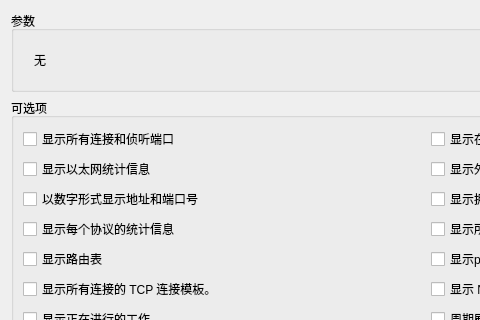
Above: src/EasyCmd/CmdEditors/NetStatCmdEditor.ui from doasyourself/EasyCmd before the change; both pictures show x 0 to 480 and y 0 to 320 of the 855 by 522 pixel window. Below: the same form after it.
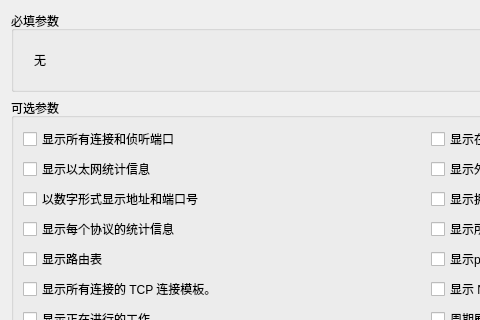
That is the form after the change.

Commit message: 修改编辑器界面， 1) 编辑器不可使用对话框，否则会频繁弹出重复的信息，而且不能持续显示。 2) 编辑器参数类型分为必填参数和可选参数。 3) 编辑器加载后调用一次getCmdString，获取一次命令 4) ping界面bug修改：可选项可以一个都不选！

What changed in the file:
```diff
--- a/src/EasyCmd/CmdEditors/NetStatCmdEditor.ui
+++ b/src/EasyCmd/CmdEditors/NetStatCmdEditor.ui
@@ -17,7 +17,7 @@
    <item>
     <widget class="QGroupBox" name="groupBox_2">
      <property name="title">
-      <string>参数</string>
+      <string>必填参数</string>
      </property>
      <layout class="QVBoxLayout" name="verticalLayout_3">
       <item>
@@ -52,7 +52,7 @@
       <string/>
      </property>
      <property name="title">
-      <string>可选项</string>
+      <string>可选参数</string>
      </property>
      <layout class="QVBoxLayout" name="verticalLayout_2">
       <item>
```
The commit also changes 24 other files.
